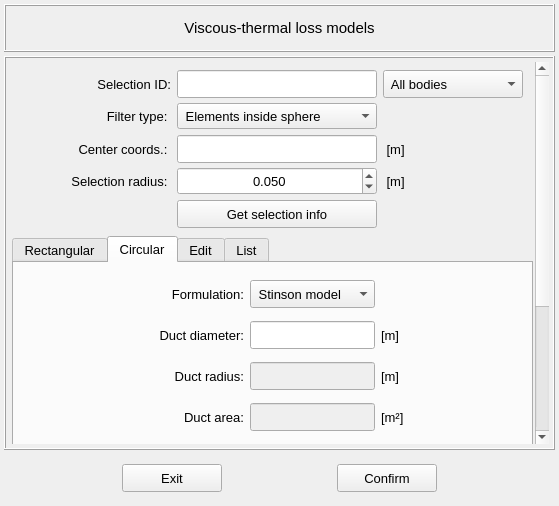
Above: vibra/interface/data/ui_files/model/setup/acoustic/viscous_thermal_model_inputs.ui from MOPT-UFSC/VIBRA before the change. Below: the same form after it.
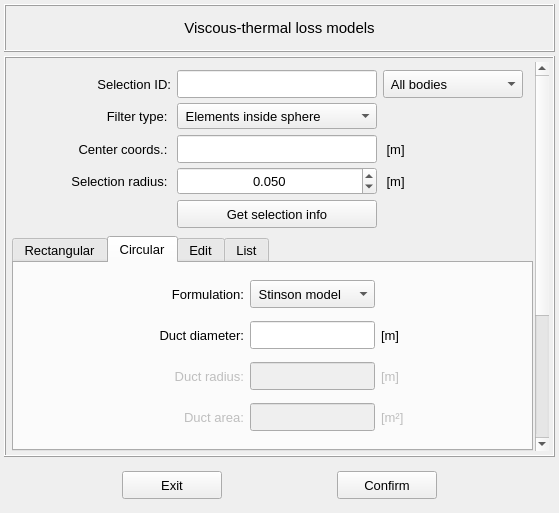
That is the form after the change. The open tabs and pages were chosen to show the change.

Commit message: Add verify_and_remove_model_conflicts_if_it_exists method in ViscousThermalLossModelInputs

Patch:
```diff
--- a/vibra/interface/data/ui_files/model/setup/acoustic/viscous_thermal_model_inputs.ui
+++ b/vibra/interface/data/ui_files/model/setup/acoustic/viscous_thermal_model_inputs.ui
@@ -7,7 +7,7 @@
     <x>0</x>
     <y>0</y>
     <width>559</width>
-    <height>506</height>
+    <height>513</height>
    </rect>
   </property>
   <property name="windowTitle">
@@ -1706,6 +1706,9 @@
                  </item>
                  <item row="3" column="5">
                   <widget class="QLabel" name="label_19">
+                   <property name="enabled">
+                    <bool>false</bool>
+                   </property>
                    <property name="minimumSize">
                     <size>
                      <width>40</width>
@@ -1730,6 +1733,9 @@
                  </item>
                  <item row="3" column="1">
                   <widget class="QLabel" name="label_7">
+                   <property name="enabled">
+                    <bool>false</bool>
+                   </property>
                    <property name="minimumSize">
                     <size>
                      <width>120</width>
@@ -1824,6 +1830,9 @@
                  </item>
                  <item row="2" column="1">
                   <widget class="QLabel" name="label_10">
+                   <property name="enabled">
+                    <bool>false</bool>
+                   </property>
                    <property name="minimumSize">
                     <size>
                      <width>120</width>
@@ -1875,6 +1884,9 @@
                  </item>
                  <item row="2" column="5">
                   <widget class="QLabel" name="label_22">
+                   <property name="enabled">
+                    <bool>false</bool>
+                   </property>
                    <property name="minimumSize">
                     <size>
                      <width>40</width>
```
Left out of the diff: 6 changed lines with no effect on the pictures. The commit also changes 4 other files.
